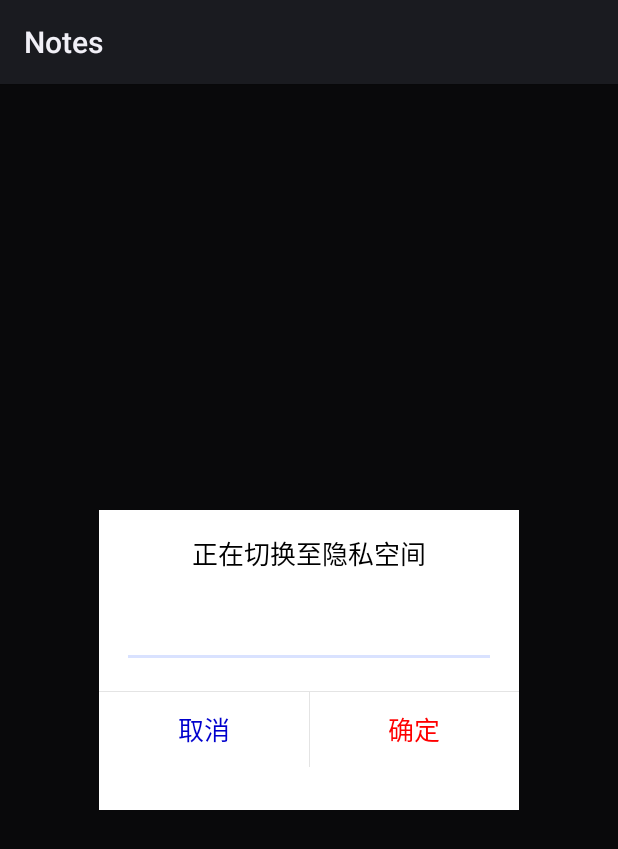
After one commit to ShakeJ96/Xiaomi_Note1, an Android app: the layout dialog_edit.xml on its own in the app's theme, with its tools: preview values and no code run, on a phone screen of 412 x 824 dp. The commit adds this screen. Shown: the top 849 px of the screen. Run offline under Robolectric (Android 15) with nearby library versions, the phone set to English and light mode, and no system bars.

Commit message:
增加了隐私空间切换的输入密码对话框，但还没有写入密码判断逻辑。

```diff
--- /dev/null
+++ b/app/src/main/res/layout/dialog_edit.xml
@@ -0,0 +1,81 @@
+<?xml version="1.0" encoding="utf-8"?>
+<RelativeLayout xmlns:android="http://schemas.android.com/apk/res/android"
+    android:layout_width="match_parent"
+    android:layout_height="match_parent"
+    android:background="#A5000000">
+
+    <LinearLayout
+        android:layout_width="280dp"
+        android:layout_height="200dp"
+        android:layout_centerInParent="true"
+        android:background="#FFFFFF"
+        android:orientation="vertical">
+
+        <TextView
+            android:id="@+id/title"
+            android:layout_width="wrap_content"
+            android:layout_height="wrap_content"
+            android:layout_gravity="center"
+            android:layout_margin="15dp"
+            android:gravity="center"
+            android:text="正在切换至隐私空间"
+            android:textColor="#000000"
+            android:textSize="@dimen/text_font_size_normal" />
+
+        <EditText
+            android:id="@+id/et_phone"
+            android:layout_width="match_parent"
+            android:layout_height="wrap_content"
+            android:layout_gravity="center"
+            android:layout_marginLeft="15dp"
+            android:layout_marginRight="15dp"
+            android:gravity="center"
+            android:hint="请输入隐私空间密码"
+            android:minHeight="48dp"
+            android:textColor="#000000"
+            android:textSize="@dimen/text_font_size_normal" />
+
+        <View
+            android:layout_width="match_parent"
+            android:layout_height="1px"
+            android:layout_marginTop="15dp"
+            android:background="#E4E4E4" />
+
+        <LinearLayout
+            android:layout_width="match_parent"
+            android:layout_height="50dp"
+            android:orientation="horizontal">
+
+            <Button
+                android:id="@+id/no"
+                android:layout_width="match_parent"
+                android:layout_height="match_parent"
+                android:layout_weight="1"
+                android:background="@null"
+                android:gravity="center"
+                android:singleLine="true"
+                android:text="取消"
+                android:textColor="#0000CD"
+                android:textSize="@dimen/text_font_size_normal" />
+
+            <View
+                android:layout_width="1px"
+                android:layout_height="match_parent"
+                android:background="#E4E4E4" />
+
+            <Button
+                android:id="@+id/yes"
+                android:layout_width="match_parent"
+                android:layout_height="match_parent"
+                android:layout_weight="1"
+                android:background="@null"
+                android:gravity="center"
+                android:singleLine="true"
+                android:text="确定"
+                android:textColor="#FF0000"
+                android:textSize="@dimen/text_font_size_normal" />
+
+        </LinearLayout>
+    </LinearLayout>
+
+</RelativeLayout>
```
Also changed, not shown: app/src/main/java/net/micode/notes/ui/EditDialog.java (added, +163 -0 lines), app/src/main/java/net/micode/notes/ui/NotesListActivity.java (+16 -2 lines), app/src/main/res/values/styles.xml (+14 -0 lines), 40 other files.
